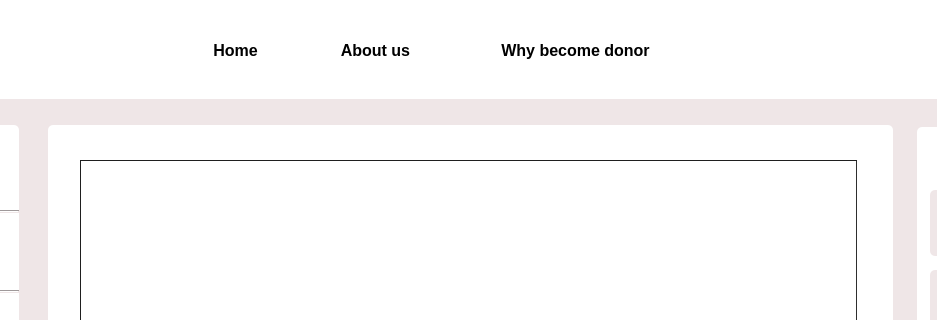
Qt form donor_request.ui (Rista10/Final) before a commit; both pictures show x 90 to 1027 and y 0 to 320 of the 1270 by 700 pixel window.
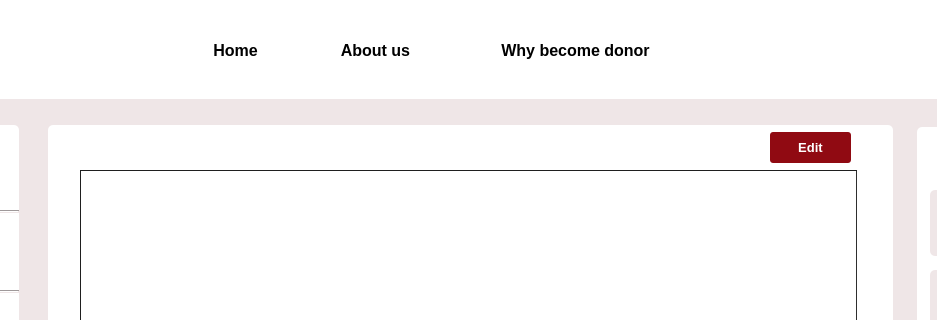
The same form after that commit. Icons and pictures are not drawn.

```diff
--- a/donor_request.ui
+++ b/donor_request.ui
@@ -642,9 +642,9 @@
    <property name="geometry">
     <rect>
      <x>170</x>
-     <y>160</y>
+     <y>170</y>
      <width>777</width>
-     <height>471</height>
+     <height>461</height>
     </rect>
    </property>
    <property name="styleSheet">
@@ -654,6 +654,36 @@
 border-style:inset;
 </string>
    </property>
+   <attribute name="verticalHeaderVisible">
+    <bool>false</bool>
+   </attribute>
+   <attribute name="verticalHeaderHighlightSections">
+    <bool>false</bool>
+   </attribute>
+  </widget>
+  <widget class="QPushButton" name="pushButton">
+   <property name="geometry">
+    <rect>
+     <x>860</x>
+     <y>132</y>
+     <width>81</width>
+     <height>31</height>
+    </rect>
+   </property>
+   <property name="font">
+    <font>
+     <pointsize>10</pointsize>
+     <bold>true</bold>
+    </font>
+   </property>
+   <property name="styleSheet">
+    <string notr="true">background-color: rgb(144, 10, 18);
+color: rgb(255, 255, 255);
+border-radius:3px;</string>
+   </property>
+   <property name="text">
+    <string>Edit</string>
+   </property>
   </widget>
   <zorder>label_3</zorder>
   <zorder>label_4</zorder>
@@ -684,6 +714,7 @@
   <zorder>label_28</zorder>
   <zorder>label_29</zorder>
   <zorder>tableView</zorder>
+  <zorder>pushButton</zorder>
  </widget>
  <resources/>
  <connections/>
```
